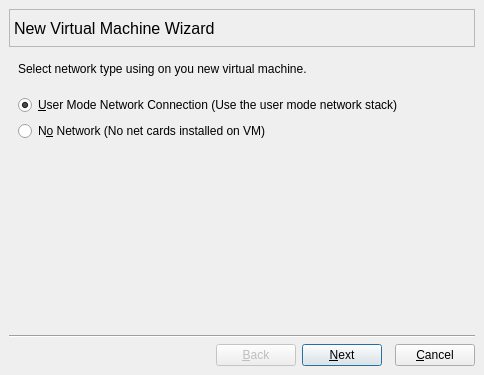
Before: the Qt Designer form VM_Wizard_Window.ui in qunying/aqemu-old, drawn with Qt 5.
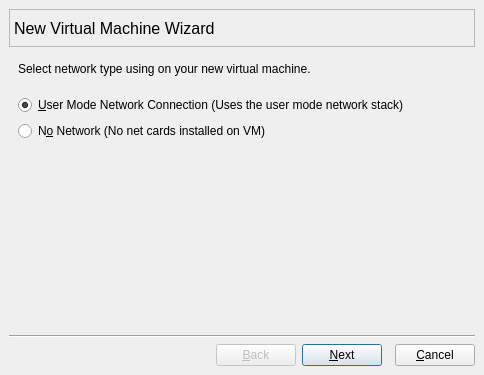
After: the same form once the commit is applied. The open tabs and pages were chosen to show the change. Icons and pictures are not drawn.

Diff of the .ui file:
```diff
--- a/VM_Wizard_Window.ui
+++ b/VM_Wizard_Window.ui
@@ -1096,7 +1096,7 @@
        <item row="0" column="0">
         <widget class="QLabel" name="Label_Network_Type">
          <property name="text">
-          <string>Select network type using on you new virtual machine.</string>
+          <string>Select network type using on your new virtual machine.</string>
          </property>
         </widget>
        </item>
@@ -1119,7 +1119,7 @@
        <item row="2" column="0">
         <widget class="QRadioButton" name="RB_User_Mode_Network">
          <property name="text">
-          <string>&amp;User Mode Network Connection (Use the user mode network stack)</string>
+          <string>&amp;User Mode Network Connection (Uses the user mode network stack)</string>
          </property>
          <property name="checked">
           <bool>true</bool>
```
Left out of the diff: 10 changed lines with no effect on the pictures.
